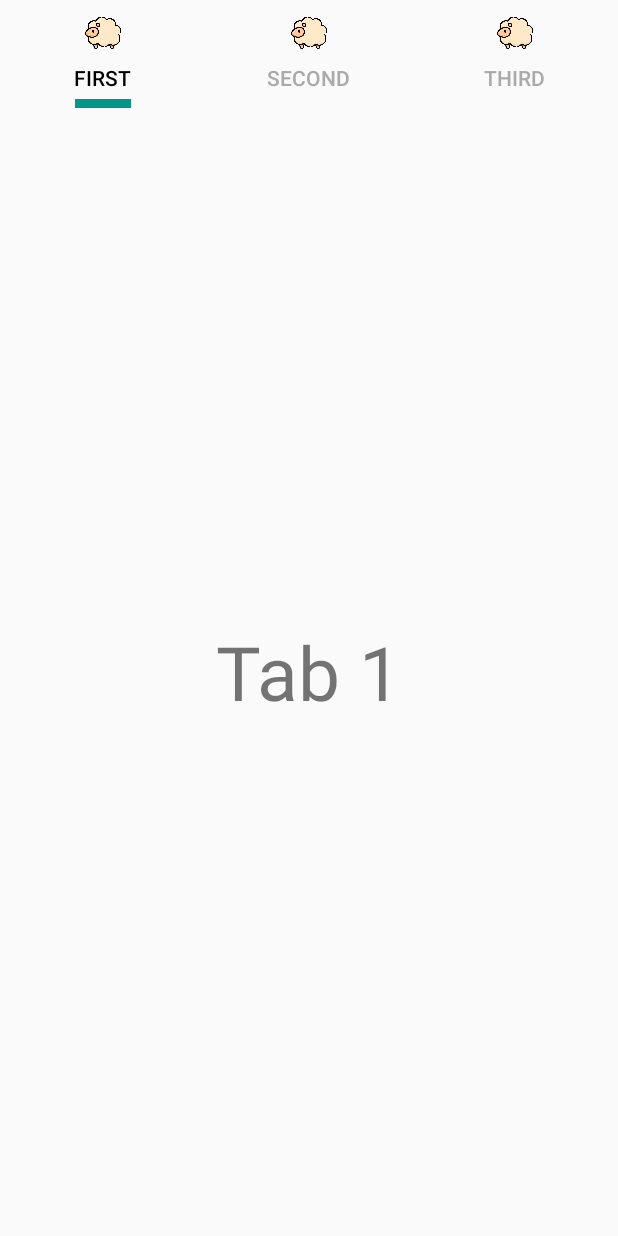
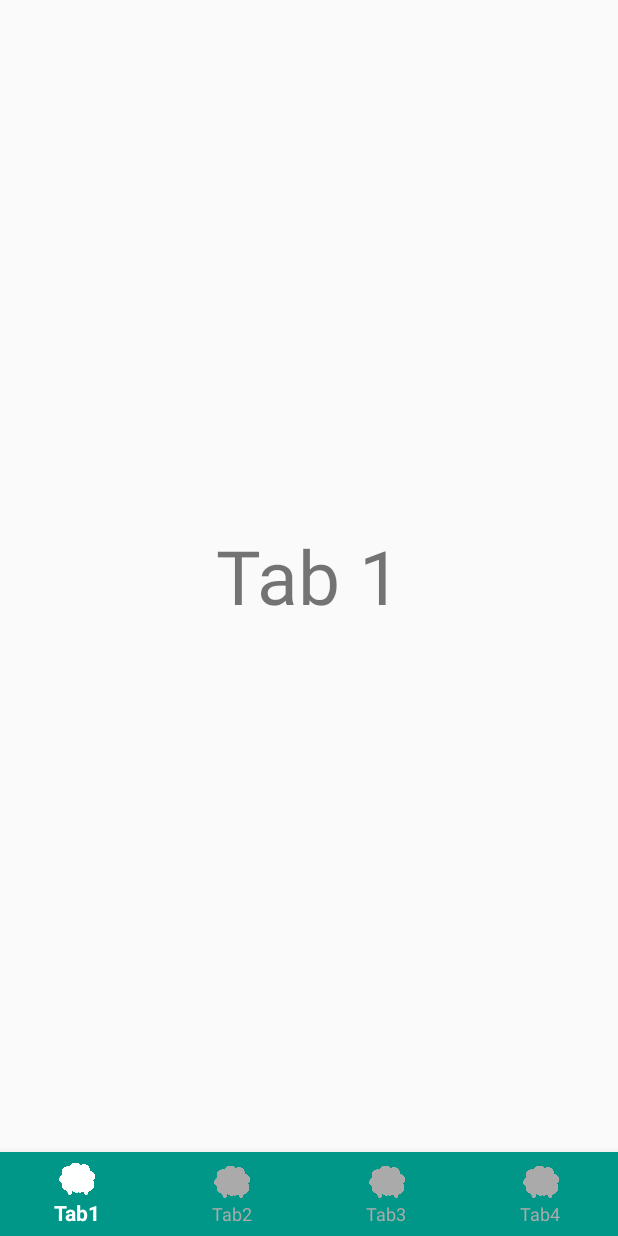
Before and after one commit to abdullahmansss/hti, an Android app: the screen it shows after launch (MainActivity), on a phone screen of 412 x 824 dp. Run offline under Robolectric (Android 15) with nearby library versions, the light colour scheme and no system bars; our stand-ins replace Room's generated code, navigation-ui.

Commit message:
bottom nav

```diff
--- a/app/build.gradle
+++ b/app/build.gradle
@@ -26,6 +26,8 @@
     implementation fileTree(dir: "libs", include: ["*.jar"])
     implementation 'androidx.appcompat:appcompat:1.2.0'
     implementation 'androidx.constraintlayout:constraintlayout:2.0.0'
+    implementation 'androidx.navigation:navigation-fragment:2.3.0'
+    implementation 'androidx.navigation:navigation-ui:2.3.0'
     testImplementation 'junit:junit:4.13'
     androidTestImplementation 'androidx.test.ext:junit:1.1.1'
     androidTestImplementation 'androidx.test.espresso:espresso-core:3.2.0'
--- a/app/src/main/java/mans/firstapp/FirstFragment.java
+++ b/app/src/main/java/mans/firstapp/FirstFragment.java
@@ -4,7 +4,6 @@
 import android.view.LayoutInflater;
 import android.view.View;
 import android.view.ViewGroup;
-import android.widget.TextView;
 
 import androidx.annotation.NonNull;
 import androidx.annotation.Nullable;
--- a/app/src/main/java/mans/firstapp/MainActivity.java
+++ b/app/src/main/java/mans/firstapp/MainActivity.java
@@ -2,6 +2,9 @@
 
 import androidx.annotation.NonNull;
 import androidx.appcompat.app.AppCompatActivity;
+import androidx.navigation.NavController;
+import androidx.navigation.fragment.NavHostFragment;
+import androidx.navigation.ui.NavigationUI;
 import androidx.recyclerview.widget.DividerItemDecoration;
 import androidx.recyclerview.widget.RecyclerView;
 import androidx.room.Room;
@@ -23,6 +26,7 @@
 import android.widget.TextView;
 import android.widget.Toast;
 
+import com.google.android.material.bottomnavigation.BottomNavigationView;
 import com.google.android.material.floatingactionbutton.FloatingActionButton;
 
 import java.util.ArrayList;
@@ -39,14 +43,9 @@
         super.onCreate(savedInstanceState);
         setContentView(R.layout.activity_main);
 
-        loadFragment();
-    }
-
-    private void loadFragment()
-    {
-        getSupportFragmentManager()
-                .beginTransaction()
-                .add(R.id.fragment_container, new FirstFragment())
-                .commit();
+        NavHostFragment navHostFragment = (NavHostFragment) getSupportFragmentManager().findFragmentById(R.id.nav_host_fragment);
+        NavController navController = navHostFragment.getNavController();
+        BottomNavigationView bottomNav = findViewById(R.id.bottom_nav);
+        NavigationUI.setupWithNavController(bottomNav, navController);
     }
 }
--- /dev/null
+++ b/app/src/main/res/drawable/bottom.xml
@@ -0,0 +1,11 @@
+<?xml version="1.0" encoding="utf-8"?>
+<selector xmlns:android="http://schemas.android.com/apk/res/android">
+
+    <item
+        android:state_checked="true"
+        android:color="@android:color/white" />
+
+    <item
+        android:color="@android:color/darker_gray"  />
+
+</selector>
--- a/app/src/main/res/layout/activity_main.xml
+++ b/app/src/main/res/layout/activity_main.xml
@@ -1,5 +1,5 @@
 <?xml version="1.0" encoding="utf-8"?>
-<FrameLayout
+<LinearLayout
     android:id="@+id/fragment_container"
     xmlns:android="http://schemas.android.com/apk/res/android"
     xmlns:tools="http://schemas.android.com/tools"
@@ -7,4 +7,27 @@
     android:layout_height="match_parent"
     xmlns:app="http://schemas.android.com/apk/res-auto"
     tools:context=".MainActivity"
-    />
+    android:orientation="vertical"
+    >
+
+    <androidx.fragment.app.FragmentContainerView
+        android:name="androidx.navigation.fragment.NavHostFragment"
+        android:id="@+id/nav_host_fragment"
+        android:layout_width="match_parent"
+        android:layout_height="0dp"
+        android:layout_weight="1"
+        app:defaultNavHost="true"
+        app:navGraph="@navigation/nav_graph" />
+
+    <com.google.android.material.bottomnavigation.BottomNavigationView
+        android:layout_width="match_parent"
+        android:layout_height="wrap_content"
+        android:id="@+id/bottom_nav"
+        app:menu="@menu/bottom"
+        android:background="@color/colorPrimaryDark"
+        app:itemTextColor="@drawable/bottom"
+        app:itemIconTint="@drawable/bottom"
+        app:labelVisibilityMode="labeled"
+        />
+
+</LinearLayout>
--- /dev/null
+++ b/app/src/main/res/menu/bottom.xml
@@ -0,0 +1,24 @@
+<?xml version="1.0" encoding="utf-8"?>
+<menu xmlns:android="http://schemas.android.com/apk/res/android">
+
+    <item
+        android:id="@+id/tab1"
+        android:icon="@drawable/sheep"
+        android:title="Tab1" />
+
+    <item
+        android:id="@+id/tab2"
+        android:icon="@drawable/sheep"
+        android:title="Tab2" />
+
+    <item
+        android:id="@+id/tab3"
+        android:icon="@drawable/sheep"
+        android:title="Tab3" />
+
+    <item
+        android:id="@+id/tab4"
+        android:icon="@drawable/sheep"
+        android:title="Tab4" />
+
+</menu>
--- /dev/null
+++ b/app/src/main/res/navigation/nav_graph.xml
@@ -0,0 +1,28 @@
+<?xml version="1.0" encoding="utf-8"?>
+<navigation
+    xmlns:android="http://schemas.android.com/apk/res/android"
+    xmlns:app="http://schemas.android.com/apk/res-auto"
+    android:id="@+id/nav_graph"
+    app:startDestination="@id/tab1">
+
+    <fragment
+        android:id="@+id/tab1"
+        android:name="mans.firstapp.Tab1"
+        android:label="Tab1" />
+
+    <fragment
+        android:id="@+id/tab2"
+        android:name="mans.firstapp.Tab2"
+        android:label="Tab2" />
+
+    <fragment
+        android:id="@+id/tab3"
+        android:name="mans.firstapp.Tab3"
+        android:label="Tab3" />
+
+    <fragment
+        android:id="@+id/tab4"
+        android:name="mans.firstapp.Tab2"
+        android:label="Tab4" />
+
+</navigation>
```
